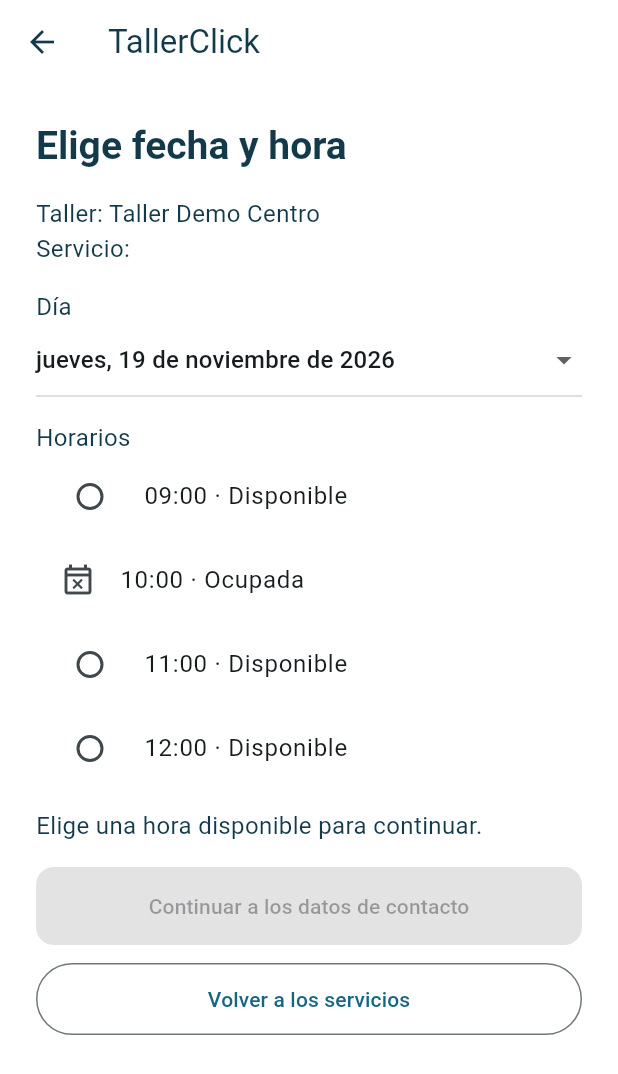
After one commit to scampg00/TallerClick-Flutter, a Flutter app: the BookingScreen screen opened directly with sample values from the repository, on a phone screen of 412 x 824 dp. The commit adds this screen. Shown: the top 1074 px of the screen. Run offline on Flutter 3.47's test engine with Material 3 defaults, Android fonts, the phone set to English and light mode, and no system bars.

Commit message:
feat: implementar el recorrido de reserva R2

```diff
--- /dev/null
+++ b/lib/data/appointment_repository.dart
@@ -0,0 +1,90 @@
+import '../models/workshop.dart';
+import '../models/workshop_service.dart';
+
+enum AppointmentStatus { confirmed }
+
+class Appointment {
+  const Appointment({
+    required this.reference,
+    required this.workshop,
+    required this.service,
+    required this.slot,
+    required this.name,
+    required this.phone,
+    required this.status,
+  });
+
+  final String reference;
+  final Workshop workshop;
+  final WorkshopService service;
+  final DateTime slot;
+  final String name;
+  final String phone;
+  final AppointmentStatus status;
+}
+
+/// Shared by booking and consultation for the lifetime of this demo process.
+final demoAppointments = AppointmentRepository();
+
+class AppointmentRepository {
+  AppointmentRepository({DateTime Function()? now})
+    : _now = now ?? DateTime.now;
+
+  final DateTime Function() _now;
+  final List<Appointment> _appointments = [];
+
+  List<Appointment> get appointments =>
+      List.unmodifiable(_appointments.reversed);
+
+  List<DateTime> bookingDays() {
+    final today = _now();
+    return List.generate(
+      7,
+      (index) => DateTime(today.year, today.month, today.day + index + 1),
+    );
+  }
+
+  List<DateTime> slotsFor(DateTime day) => [
+    for (final hour in [9, 10, 11, 12])
+      DateTime(day.year, day.month, day.day, hour),
+  ];
+
+  bool isAvailable(Workshop workshop, DateTime slot) {
+    final day = DateTime(slot.year, slot.month, slot.day);
+    return bookingDays().contains(day) &&
+        slotsFor(day).contains(slot) &&
+        slot.hour != 10 &&
+        !_appointments.any(
+          (appointment) =>
+              appointment.workshop.id == workshop.id &&
+              appointment.slot == slot,
+        );
+  }
+
+  /// Checks availability and inserts synchronously. All services at the same
+  /// workshop share the same capacity.
+  Appointment? book({
+    required Workshop workshop,
+    required WorkshopService service,
+    required DateTime slot,
+    required String name,
+    required String phone,
+  }) {
+    if (!workshop.services.any((available) => available.id == service.id) ||
+        !isAvailable(workshop, slot)) {
+      return null;
+    }
+    final sequence = (_appointments.length + 1).toString().padLeft(4, '0');
+    final appointment = Appointment(
+      reference: 'TC-$sequence',
+      workshop: workshop,
+      service: service,
+      slot: slot,
+      name: name,
+      phone: phone,
+      status: AppointmentStatus.confirmed,
+    );
+    _appointments.add(appointment);
+    return appointment;
+  }
+}
--- /dev/null
+++ b/lib/screens/booking_screen.dart
@@ -0,0 +1,345 @@
+import 'package:flutter/material.dart';
+
+import '../data/appointment_repository.dart';
+import '../models/workshop.dart';
+import '../models/workshop_service.dart';
+import 'my_appointments_screen.dart';
+
+enum _Step { schedule, contact, review, confirmed }
+
+class BookingScreen extends StatefulWidget {
+  const BookingScreen({
+    super.key,
+    required this.workshop,
+    required this.service,
+    required this.repository,
+  });
+
+  final Workshop workshop;
+  final WorkshopService service;
+  final AppointmentRepository repository;
+
+  @override
+  State<BookingScreen> createState() => _BookingScreenState();
+}
+
+class _BookingScreenState extends State<BookingScreen> {
+  final _formKey = GlobalKey<FormState>();
+  final _name = TextEditingController();
+  final _phone = TextEditingController();
+  final _nameFocus = FocusNode();
+  final _phoneFocus = FocusNode();
+
+  _Step _step = _Step.schedule;
+  DateTime? _day;
+  DateTime? _slot;
+  Appointment? _appointment;
+  bool _slotChanged = false;
+
+  @override
+  void dispose() {
+    _name.dispose();
+    _phone.dispose();
+    _nameFocus.dispose();
+    _phoneFocus.dispose();
+    super.dispose();
+  }
+
+  void _showStep(_Step step) {
+    FocusScope.of(context).unfocus();
+    setState(() => _step = step);
+  }
+
+  void _review() {
+    if (_formKey.currentState?.validate() ?? false) {
+      _showStep(_Step.review);
+    } else if (_name.text.trim().isEmpty) {
+      _nameFocus.requestFocus();
+    } else {
+      _phoneFocus.requestFocus();
+    }
+  }
+
+  void _confirm() {
+    final slot = _slot;
+    if (_step != _Step.review || _appointment != null || slot == null) return;
+
+    final appointment = widget.repository.book(
+      workshop: widget.workshop,
+      service: widget.service,
+      slot: slot,
+      name: _name.text.trim(),
+      phone: _phone.text.trim(),
+    );
+
+    if (appointment == null) {
+      setState(() {
+        _slot = null;
+        _day = null;
+        _slotChanged = true;
+        _step = _Step.schedule;
+      });
+      return;
+    }
+    setState(() {
+      _appointment = appointment;
+      _step = _Step.confirmed;
+    });
+  }
+
+  void _back() {
+    switch (_step) {
+      case _Step.contact:
+        _showStep(_Step.schedule);
+      case _Step.review:
+        _showStep(_Step.contact);
+      case _Step.schedule:
+      case _Step.confirmed:
+        Navigator.maybePop(context);
+    }
+  }
+
+  @override
+  Widget build(BuildContext context) {
+    final appointment = _appointment;
+    final title = switch (_step) {
+      _Step.schedule => 'Elige fecha y hora',
+      _Step.contact => 'Datos de contacto',
+      _Step.review => 'Revisa tu reserva',
+      _Step.confirmed => appointmentStatusLabel(appointment!.status),
+    };
+
+    return PopScope(
+      canPop: _step == _Step.schedule || _step == _Step.confirmed,
+      onPopInvokedWithResult: (didPop, _) {
+        if (!didPop && (_step == _Step.contact || _step == _Step.review)) {
+          _back();
+        }
+      },
+      child: Scaffold(
+        appBar: AppBar(
+          title: const Text('TallerClick'),
+          leading: IconButton(
+            tooltip: 'Volver',
+            onPressed: _back,
+            icon: const Icon(Icons.arrow_back),
+          ),
+        ),
+        body: SafeArea(
+          child: ListView(
+            key: ValueKey(_step),
+            padding: const EdgeInsets.all(24),
+            children: [
+              Semantics(
+                header: true,
+                liveRegion: true,
+                child: Text(
+                  title,
+                  style: Theme.of(context).textTheme.headlineSmall,
+                ),
+              ),
+              const SizedBox(height: 16),
+              if (_step == _Step.schedule) ..._schedule(context),
+              if (_step == _Step.contact) _contact(),
+              if (_step == _Step.review) ..._reviewDetails(),
+              if (appointment != null) ..._confirmed(appointment),
+            ],
+          ),
+        ),
+      ),
+    );
+  }
+
+  List<Widget> _schedule(BuildContext context) {
+    final days = widget.repository.bookingDays();
+    final day = days.contains(_day) ? _day! : days.first;
+    final hours = widget.repository.slotsFor(day);
+    final selected =
+        hours.contains(_slot) &&
+            widget.repository.isAvailable(widget.workshop, _slot!)
+        ? _slot
+        : null;
+
+    return [
+      Text('Taller: ${widget.workshop.name}'),
+      Text('Servicio: ${widget.service.name}'),
+      const SizedBox(height: 16),
+      if (_slotChanged)
+        Semantics(
+          liveRegion: true,
+          child: const Text(
+            'La hora elegida ya no está disponible. Elige otra franja.',
+          ),
+        ),
+      const Text('Día'),
+      DropdownButton<DateTime>(
+        value: day,
+        isExpanded: true,
+        itemHeight: null,
+        items: [
+          for (final option in days)
+            DropdownMenuItem(
+              value: option,
+              child: Padding(
+                padding: const EdgeInsets.symmetric(vertical: 8),
+                child: Text(appointmentDay(option)),
+              ),
+            ),
+        ],
+        onChanged: (option) {
+          if (option == day) return;
+          setState(() {
+            _day = option;
+            _slot = null;
+          });
+        },
+      ),
+      const SizedBox(height: 16),
+      const Text('Horarios'),
+      RadioGroup<DateTime>(
+        groupValue: selected,
+        onChanged: (slot) => setState(() {
+          _slot = slot;
+          _slotChanged = false;
+        }),
+        child: Column(
+          children: [
+            for (final slot in hours)
+              if (widget.repository.isAvailable(widget.workshop, slot))
+                RadioListTile<DateTime>(
+                  value: slot,
+                  title: Text('${appointmentTime(slot)} · Disponible'),
+                  selected: selected == slot,
+                )
+              else
+                ListTile(
+                  leading: const Icon(Icons.event_busy_outlined),
+                  title: Text('${appointmentTime(slot)} · Ocupada'),
+                ),
+          ],
+        ),
+      ),
+      const SizedBox(height: 12),
+      Semantics(
+        liveRegion: true,
+        child: Text(
+          selected == null
+              ? 'Elige una hora disponible para continuar.'
+              : 'Hora seleccionada: ${appointmentTime(selected)}',
+        ),
+      ),
+      const SizedBox(height: 16),
+      ElevatedButton(
+        onPressed: selected == null ? null : () => _showStep(_Step.contact),
+        child: const Text('Continuar a los datos de contacto'),
+      ),
+      const SizedBox(height: 12),
+      _secondary('Volver a los servicios', _back),
+    ];
+  }
+
+  Widget _contact() => Form(
+    key: _formKey,
+    child: Column(
+      crossAxisAlignment: CrossAxisAlignment.stretch,
+      children: [
+        const Text('Usa datos ficticios en esta demostración.'),
+        const SizedBox(height: 16),
+        TextFormField(
+          controller: _name,
+          focusNode: _nameFocus,
+          decoration: const InputDecoration(
+            labelText: 'Nombre',
+            floatingLabelBehavior: FloatingLabelBehavior.always,
+            border: OutlineInputBorder(),
+          ),
+          textCapitalization: TextCapitalization.words,
+          textInputAction: TextInputAction.next,
+          validator: (value) =>
+              (value ?? '').trim().isEmpty ? 'Escribe tu nombre.' : null,
+        ),
+        const SizedBox(height: 20),
+        TextFormField(
+          controller: _phone,
+          focusNode: _phoneFocus,
+          decoration: const InputDecoration(
+            labelText: 'Teléfono',
+            floatingLabelBehavior: FloatingLabelBehavior.always,
+            border: OutlineInputBorder(),
+            errorMaxLines: 3,
+          ),
+          keyboardType: TextInputType.phone,
+          textInputAction: TextInputAction.done,
+          validator: (value) {
+            final phone = (value ?? '').trim();
+            if (phone.isEmpty) return 'Escribe tu número de teléfono.';
+            final compact = phone.replaceAll(RegExp(r'[\s().-]'), '');
+            if (!RegExp(r'^\+?[0-9]{9,15}$').hasMatch(compact)) {
+              return 'Introduce un teléfono de 9 a 15 dígitos.';
+            }
+            return null;
+          },
+          onFieldSubmitted: (_) => _review(),
+        ),
+        const SizedBox(height: 20),
+        ElevatedButton(
+          onPressed: _review,
+          child: const Text('Revisar reserva'),
+        ),
+        const SizedBox(height: 12),
+        _secondary('Volver a los horarios', _back),
+      ],
+    ),
+  );
+
+  List<Widget> _reviewDetails() => [
+    AppointmentSummary(
+      workshop: widget.workshop.name,
+      service: widget.service.name,
+      slot: _slot!,
+      name: _name.text.trim(),
+      phone: _phone.text.trim(),
+    ),
+    const SizedBox(height: 20),
+    ElevatedButton(onPressed: _confirm, child: const Text('Confirmar reserva')),
+    const SizedBox(height: 12),
+    _secondary('Editar datos de contacto', _back),
+  ];
+
+  List<Widget> _confirmed(Appointment appointment) => [
+    Text('Referencia: ${appointment.reference}'),
+    const SizedBox(height: 8),
+    AppointmentSummary(
+      workshop: appointment.workshop.name,
+      service: appointment.service.name,
+      slot: appointment.slot,
+      name: appointment.name,
+      phone: appointment.phone,
+    ),
+    const SizedBox(height: 16),
+    const Text(
+      'La cita de demostración se guarda mientras la app esté abierta.',
+    ),
+    const SizedBox(height: 20),
+    ElevatedButton(
+      onPressed: () => Navigator.push<void>(
+        context,
+        MaterialPageRoute(
+          builder: (_) => MyAppointmentsScreen(repository: widget.repository),
+        ),
+      ),
+      child: const Text('Ir a Mis citas'),
+    ),
+    const SizedBox(height: 12),
+    _secondary(
+      'Volver al inicio',
+      () => Navigator.popUntil(context, (route) => route.isFirst),
+    ),
+  ];
+
+  Widget _secondary(String label, VoidCallback onPressed) => OutlinedButton(
+    style: OutlinedButton.styleFrom(minimumSize: const Size.fromHeight(48)),
+    onPressed: onPressed,
+    child: Text(label),
+  );
+}
--- /dev/null
+++ b/lib/screens/my_appointments_screen.dart
@@ -0,0 +1,125 @@
+import 'package:flutter/material.dart';
+
+import '../data/appointment_repository.dart';
+
+String appointmentDay(DateTime date) {
+  const weekdays = [
+    'lunes',
+    'martes',
+    'miércoles',
+    'jueves',
+    'viernes',
+    'sábado',
+    'domingo',
+  ];
+  const months = [
+    'enero',
+    'febrero',
+    'marzo',
+    'abril',
+    'mayo',
+    'junio',
+    'julio',
+    'agosto',
+    'septiembre',
+    'octubre',
+    'noviembre',
+    'diciembre',
+  ];
+  return '${weekdays[date.weekday - 1]}, '
+      '${date.day} de ${months[date.month - 1]} de ${date.year}';
+}
+
+String appointmentTime(DateTime date) =>
+    '${date.hour.toString().padLeft(2, '0')}:'
+    '${date.minute.toString().padLeft(2, '0')}';
+
+String appointmentStatusLabel(AppointmentStatus status) => switch (status) {
+  AppointmentStatus.confirmed => 'Cita confirmada',
+};
+
+class AppointmentSummary extends StatelessWidget {
+  const AppointmentSummary({
+    super.key,
+    required this.workshop,
+    required this.service,
+    required this.slot,
+    required this.name,
+    required this.phone,
+  });
+
+  final String workshop;
+  final String service;
+  final DateTime slot;
+  final String name;
+  final String phone;
+
+  @override
+  Widget build(BuildContext context) => Column(
+    crossAxisAlignment: CrossAxisAlignment.start,
+    children: [
+      Text('Taller: $workshop'),
+      Text('Servicio: $service'),
+      Text('Fecha: ${appointmentDay(slot)}'),
+      Text('Hora: ${appointmentTime(slot)}'),
+      Text('Nombre: $name'),
+      Text('Teléfono: $phone'),
+    ],
+  );
+}
+
+class MyAppointmentsScreen extends StatelessWidget {
+  const MyAppointmentsScreen({super.key, required this.repository});
+
+  final AppointmentRepository repository;
+
+  @override
+  Widget build(BuildContext context) {
+    final appointments = repository.appointments;
+    return Scaffold(
+      appBar: AppBar(
+        title: const Text('Mis citas'),
+        leading: IconButton(
+          tooltip: 'Volver',
+          onPressed: () => Navigator.maybePop(context),
+          icon: const Icon(Icons.arrow_back),
+        ),
+      ),
+      body: SafeArea(
+        child: ListView(
+          padding: const EdgeInsets.all(24),
+          children: [
+            if (appointments.isEmpty) const Text('Todavía no tienes citas.'),
+            for (final appointment in appointments)
+              Card(
+                child: Padding(
+                  padding: const EdgeInsets.all(16),
+                  child: Column(
+                    crossAxisAlignment: CrossAxisAlignment.start,
+                    children: [
+                      Semantics(
+                        header: true,
+                        child: Text(
+                          appointmentStatusLabel(appointment.status),
+                          style: Theme.of(context).textTheme.titleLarge,
+                        ),
+                      ),
+                      Text('Referencia: ${appointment.reference}'),
+                      const SizedBox(height: 8),
+                      AppointmentSummary(
+                        workshop: appointment.workshop.name,
+                        service: appointment.service.name,
+                        slot: appointment.slot,
+                        name: appointment.name,
+                        phone: appointment.phone,
+                      ),
+                    ],
+                  ),
+                ),
+              ),
+          ],
+        ),
+      ),
+    );
+  }
+}
```
Also changed, not shown: lib/screens/booking_pending_screen.dart (+7 -40 lines), 2 other files.
